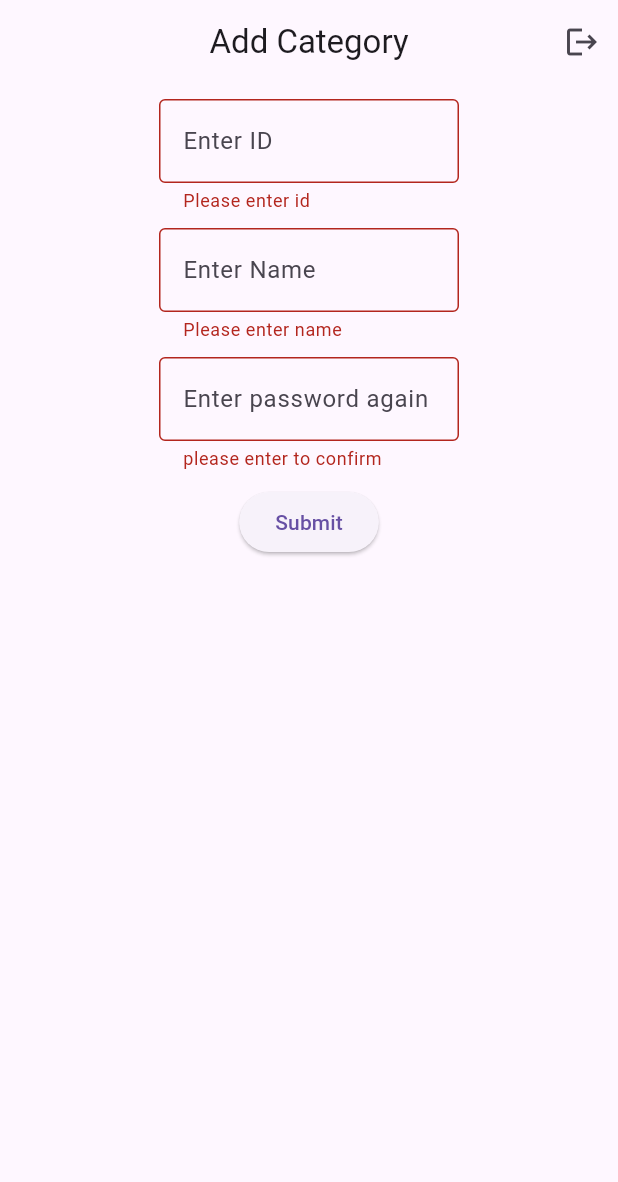
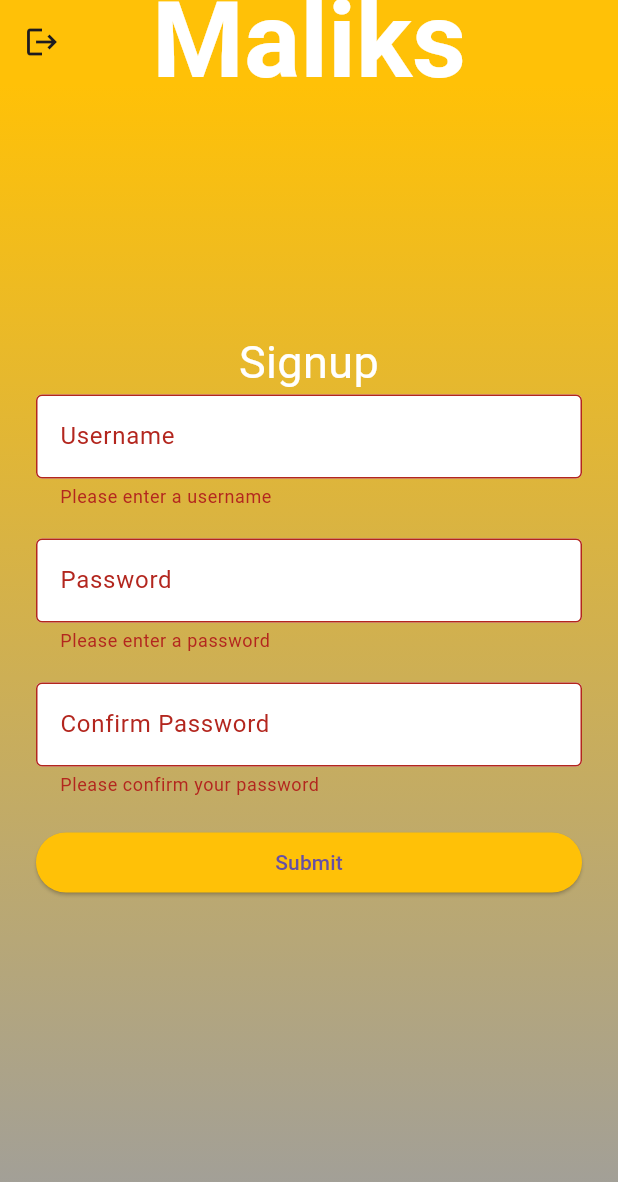
Before and after one commit to rokayaaaaaa/BookProject, a Flutter app: the Adduser screen opened directly, after a tap on "Submit", on a phone screen of 412 x 824 dp. Shown: the top 1182 px of the screen. Run offline on Flutter 3.47's test engine with Material 3 defaults, Android fonts, the phone set to English and light mode, and no system bars; missing offline and left inert: encrypted_shared_preferences; Roboto replaces fonts that are missing (Raleway).

Commit message:
initial commit

```diff
--- a/lib/bag.dart
+++ b/lib/bag.dart
@@ -1,6 +1,6 @@
 import 'package:flutter/material.dart';
 import 'Book.dart';
-import 'package:untitled15/Home.page.dart';
+import 'Home.page.dart';
 
 
 class Bag extends StatefulWidget {
@@ -30,12 +30,14 @@ class _BagState extends State<Bag> {
   Widget build(BuildContext context) {
     return Scaffold(
       appBar: AppBar(
+        backgroundColor: Colors.amber,
         title: Text('Selected Books'),
       ),
       body: Column(
         children: [
           Expanded(
             child: ListView.builder(
+
               itemCount: widget.selectedBooks.length,
               itemBuilder: (context, index) {
                 return ListTile(
@@ -48,7 +50,7 @@ class _BagState extends State<Bag> {
 
           ),
           Padding(
-            padding: const EdgeInsets.all(16.0),
+            padding: const EdgeInsets.all(15.0),
             child: Text('Total Price: \$${totalPrice.toStringAsFixed(2)}',
                 style: TextStyle(fontSize: 20, fontWeight: FontWeight.bold)),
           ),
--- a/lib/database.dart
+++ b/lib/database.dart
@@ -6,6 +6,7 @@ import 'package:untitled15/Book.dart';
 import 'package:untitled15/Home.page.dart';
 
 final String _baseUrl = "shopp2.atwebpages.com";
+
 
 Future<void> signInUser(
     BuildContext context, String username, String password) async {
@@ -32,9 +33,10 @@ Future<void> signInUser(
   }
 }
 
+
 List<Book> books = [];
 Future getBooks() async {
-  print("t1");
+
   final url = Uri.http(_baseUrl, 'getBook.php');
   try {
     final response = await http.get(url);
--- a/lib/main.dart
+++ b/lib/main.dart
@@ -1,5 +1,5 @@
 import 'package:flutter/material.dart';
-import 'package:untitled15/page1.dart';
+import 'package:untitled15/signin.dart';
 import 'Home.page.dart';
 void main() {
   runApp(const MyApp());
@@ -12,7 +12,7 @@ class MyApp extends StatelessWidget {
   @override
   Widget build(BuildContext context) {
     return MaterialApp(
-      home: Home(),
+      home: UserValidation(),
     );
   }
 }
--- a/lib/signup.dart
+++ b/lib/signup.dart
@@ -2,19 +2,18 @@ import 'package:flutter/material.dart';
 import 'package:encrypted_shared_preferences/encrypted_shared_preferences.dart';
 import 'dart:convert' as convert;
 import 'package:http/http.dart' as http;
-import 'package:flutter/services.dart';
+import 'package:untitled15/Home.page.dart';
 
 final String _baseUrl = "shopp2.atwebpages.com";
-
 
 class Adduser extends StatefulWidget {
   const Adduser({super.key});
 
   @override
-  State<Adduser> createState() => _AddCategoryState();
+  State<Adduser> createState() => _AdduserState();
 }
 
-class _AddCategoryState extends State<Adduser> {
+class _AdduserState extends State<Adduser> {
   final GlobalKey<FormState> _formKey = GlobalKey();
   final _usernameController = TextEditingController();
   final _passwordController = TextEditingController();
@@ -22,7 +21,6 @@ class _AddCategoryState extends State<Adduser> {
   String _responseMessage = '';
   EncryptedSharedPreferences _encryptedData = EncryptedSharedPreferences();
 
-  //
   bool _loading = false;
 
   @override
@@ -30,119 +28,193 @@ class _AddCategoryState extends State<Adduser> {
     _confirmPasswordController.dispose();
     _passwordController.dispose();
     _usernameController.dispose();
-
     super.dispose();
   }
 
   @override
   Widget build(BuildContext context) {
     return Scaffold(
-        appBar: AppBar(actions: [
-          IconButton(onPressed: () {
-            _encryptedData.remove('myKey').then((success) =>
-                Navigator.of(context).pop());
-          }, icon: const Icon(Icons.logout))
-        ],
-          title: const Text('Add Category'),
+      appBar: AppBar(
+        title: Text('Maliks',style: TextStyle(fontWeight:FontWeight.bold,fontSize: 70,color: Colors.white,fontFamily:'Raleway'),),
         centerTitle: true,
-          // the below line disables the back button on the AppBar
+        backgroundColor: Colors.amber,
+
         automaticallyImplyLeading: false,
+        leading:    IconButton(
+        onPressed: () {
+          _encryptedData.remove('myKey').then((success) => Navigator.of(context).pop());
+        },
+        icon: const Icon(Icons.logout),
       ),
-        body: Center(child: Form(
-          key: _formKey, // key to uniquely identify the form when performing validation
+
+
+      ),
+      body: Stack(
+        children: [
+          Container(
+            height: double.infinity,
+            width: double.infinity,
+            decoration: const BoxDecoration(
+              gradient: LinearGradient(
+                colors: [Colors.amber, Colors.grey],
+                begin: Alignment.topCenter,
+                end: Alignment.bottomCenter,
+              ),
+            ),
+          ),
+          Padding(
+            padding: const EdgeInsets.symmetric(horizontal: 24.0),
+            child: Form(
+              key: _formKey,
+              child: Center(
+                child: SingleChildScrollView(
                   child: Column(
-            children: <Widget>[
-              const SizedBox(height: 10),
-              SizedBox(width: 200, child: TextFormField(controller: _usernameController,
-                keyboardType: TextInputType.number,
-                inputFormatters: [FilteringTextInputFormatter.allow(RegExp(r'[0-9.]'))],
-                decoration: const InputDecoration(
+                    mainAxisAlignment: MainAxisAlignment.center,
+                    crossAxisAlignment: CrossAxisAlignment.stretch,
+                    children: [
+                      Text(
+
+                        'Signup',
+                        style: TextStyle(fontSize: 30, color: Colors.white),
+                        textAlign: TextAlign.center,
+                      ),
+                      SizedBox(
+                        width: 300,
+                        child: TextFormField(
+                          controller: _usernameController,
+                          decoration: InputDecoration(
+                            labelText: 'Username',
+                            filled: true,
+                            fillColor: Colors.white,
                             border: OutlineInputBorder(),
-                  hintText: 'Enter ID',
+                            hintText: 'Enter username',
                           ),
-                validator: (String? value) {
+                          validator: (value) {
                             if (value == null || value.isEmpty) {
-                    return 'Please enter id';
+                              return 'Please enter a username';
                             }
                             return null;
                           },
-              )),
-              const SizedBox(height: 10),
-              SizedBox(width: 200, child: TextFormField(controller: _passwordController,
-                decoration: const InputDecoration(
+                        ),
+                      ),
+                      const SizedBox(height: 20),
+                      SizedBox(
+                        width: 300,
+                        child: TextFormField(
+                          controller: _passwordController,
+                          decoration: InputDecoration(
+                            labelText: 'Password',
+                            filled: true,
+                            fillColor: Colors.white,
                             border: OutlineInputBorder(),
-                  hintText: 'Enter Name',
+                            hintText: 'Enter password',
                           ),
-                validator: (String? value) {
+                          obscureText: true,
+                          validator: (value) {
                             if (value == null || value.isEmpty) {
-                    return 'Please enter name';
+                              return 'Please enter a password';
                             }
                             return null;
                           },
-              )),
-              const SizedBox(height: 10),
-              SizedBox(width: 200, child: TextFormField(controller: _passwordController,
-                decoration: const InputDecoration(
+                        ),
+                      ),
+                      const SizedBox(height: 20),
+                      SizedBox(
+                        width: 300,
+                        child: TextFormField(
+                          controller: _confirmPasswordController,
+                          decoration: InputDecoration(
+                            labelText: 'Confirm Password',
+                            filled: true,
+                            fillColor: Colors.white,
                             border: OutlineInputBorder(),
-                  hintText: 'Enter password again',
+                            hintText: 'Confirm password',
                           ),
-                validator: (String? value) {
+                          obscureText: true,
+                          validator: (value) {
                             if (value == null || value.isEmpty) {
-                    return 'please enter to confirm';
+                              return 'Please confirm your password';
+                            }
+                            if (value != _passwordController.text) {
+                              return 'Passwords do not match';
                             }
                             return null;
                           },
-              )),
-              const SizedBox(height: 10),
+                        ),
+                      ),
+                      const SizedBox(height: 20),
                       ElevatedButton(
-                // we need to prevent the user from sending another request, while current
-                // request is being processed
-                onPressed: _loading ? null : () { // disable button while loading
+                        onPressed: _loading
+                            ? null
+                            : () {
                           if (_formKey.currentState!.validate()) {
                             setState(() {
                               _loading = true;
                             });
-                    adduser(update, _confirmPasswordController .text.toString(),_usernameController.text.toString());
+                            adduser(update, _passwordController.text, _usernameController.text);
                           }
                         },
                         child: const Text('Submit'),
+                        style: ElevatedButton.styleFrom(
+                          backgroundColor: Colors.amber,
                         ),
-              const SizedBox(height: 10),
-              Visibility(visible: _loading, child: const CircularProgressIndicator())
+                      ),
+                      const SizedBox(height: 20),
+                      Visibility(
+                        visible: _loading,
+                        child: const CircularProgressIndicator(),
+                      ),
+                      const SizedBox(height: 20),
+                      Text(
+                        _responseMessage,
+                        style: TextStyle(color: Colors.red),
+                        textAlign: TextAlign.center,
+                      ),
                     ],
                   ),
-        )));
+                ),
+              ),
+            ),
+          ),
+        ],
+      ),
+    );
   }
 
-  void update(String text) {
+  void update(String text, bool added) {
     ScaffoldMessenger.of(context).showSnackBar(SnackBar(content: Text(text)));
     setState(() {
       _loading = false;
     });
+    if(added){
+    Navigator.push(
+      context,
+      MaterialPageRoute(
+          builder: (context) =>Home()),
+    );
+  }
   }
 
-
-// below function sends the cid, name and key using http post to the REST service
-  void adduser(Function(String text) update, String password, String name) async {
+  void adduser(Function(String text, bool added) update, String password, String name) async {
     try {
-      // we need to first retrieve and decrypt the key
-      String myKey = await _encryptedData.getString('myKey');
-      // send a JSON object using http post
-      final url = Uri.https(_baseUrl, 'signup.php');
+      String myKey = await _encryptedData.getString('mykey');
+      final url = Uri.http(_baseUrl, '/signup.php');
       final response = await http.post(
         url,
         headers: <String, String>{
           'Content-Type': 'application/json; charset=UTF-8',
-            // 'Authorization': 'Bearer $myKey',
-          }, // convert the cid, name and key to a JSON object
+        },
         body: convert.jsonEncode(<String, String>{
-            'password': '$password', 'name': name, 'key': myKey
-          })).timeout(const Duration(seconds: 5));
-      // call the update function
-      update(response.body);
-    }
-    catch (e) {
-      update("connection error");
+          'password': password,
+          'username': name,
+          'key': myKey,
+        }),
+      ).timeout(const Duration(seconds: 5));
+      print(response.body);
+      update(response.body, true);
+    } catch (e) {
+      print(e.toString());
+      update("Connection error", false);
     }
   }
 }
--- a/pubspec.yaml
+++ b/pubspec.yaml
@@ -50,7 +50,7 @@ dev_dependencies:
   # activated in the `analysis_options.yaml` file located at the root of your
   # package. See that file for information about deactivating specific lint
   # rules and activating additional ones.
-  flutter_lints: ^3.0.0
+  flutter_lints: ^3.0.2
 
 # For information on the generic Dart part of this file, see the
 # following page: https://dart.dev/tools/pub/pubspec
```
Also changed, not shown: lib/Home.page.dart (+34 -35 lines), lib/signin.dart (+13 -20 lines), pubspec.lock, 1 other file. Lines whose indentation alone changed are shown as unchanged.
